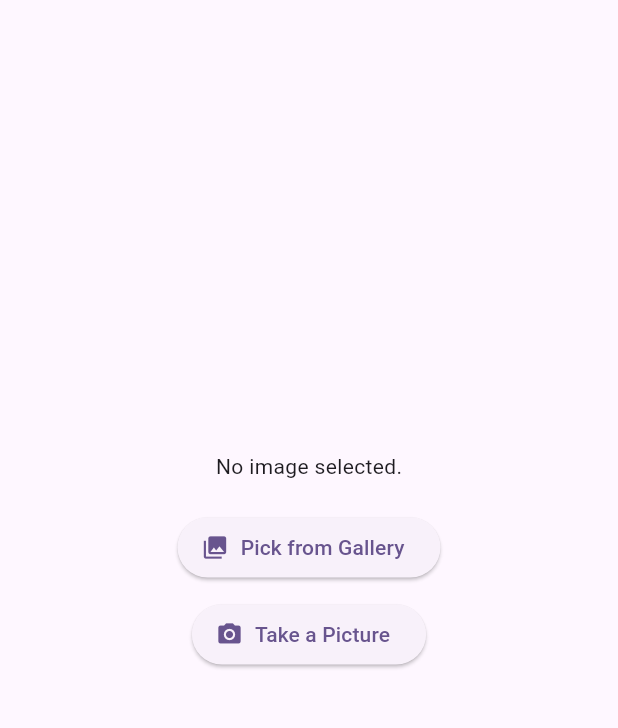
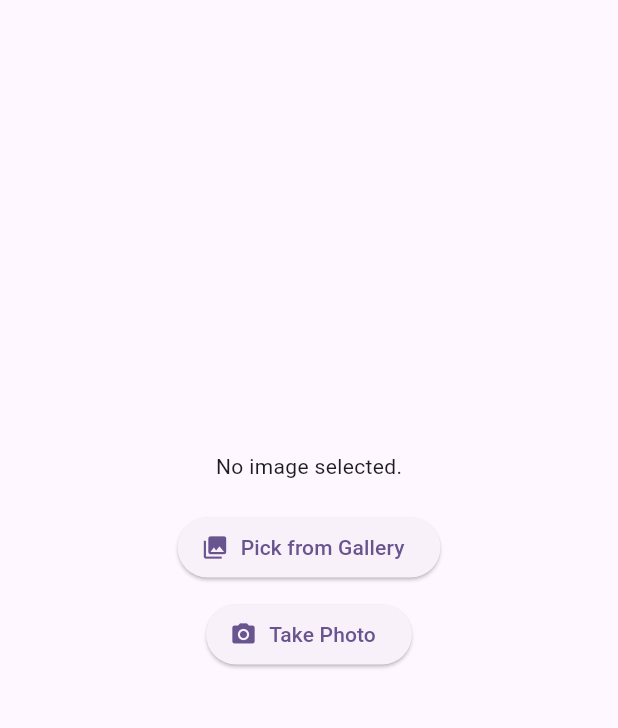
Before and after one commit to TcPirate1/flutter_ML, a Flutter app: the screen it shows after launch, on a phone screen of 412 x 824 dp, the part 84-812 px from its top. Run offline on Flutter 3.47's test engine with Material 3 defaults, Android fonts, the phone set to English and light mode, and no system bars; our stand-ins replace image_picker; missing offline and left inert: flutter_tesseract_ocr, google_mlkit_text_recognition, opencv_core.

```diff
--- a/flutter_application_cards/lib/main.dart
+++ b/flutter_application_cards/lib/main.dart
@@ -3,7 +3,6 @@ import 'package:image_picker/image_picker.dart';
 import 'dart:io';
 import 'package:google_mlkit_text_recognition/google_mlkit_text_recognition.dart';
 import 'package:flutter_application_cards/preprocess_img.dart';
-// import 'package:opencv_core/opencv.dart';
 
 void main() {
   runApp(const MyApp());
@@ -103,7 +102,7 @@ class _MyHomePageState extends State<MyHomePage> {
             ElevatedButton.icon(
               onPressed: () => _pickImage(ImageSource.camera),
               icon: const Icon(Icons.camera_alt),
-              label: const Text('Take a Picture'),
+              label: const Text('Take Photo'),
             ),
             const SizedBox(height: 20),
             _recognizedText.isNotEmpty
```
Also changed, not shown: 1 other file.
